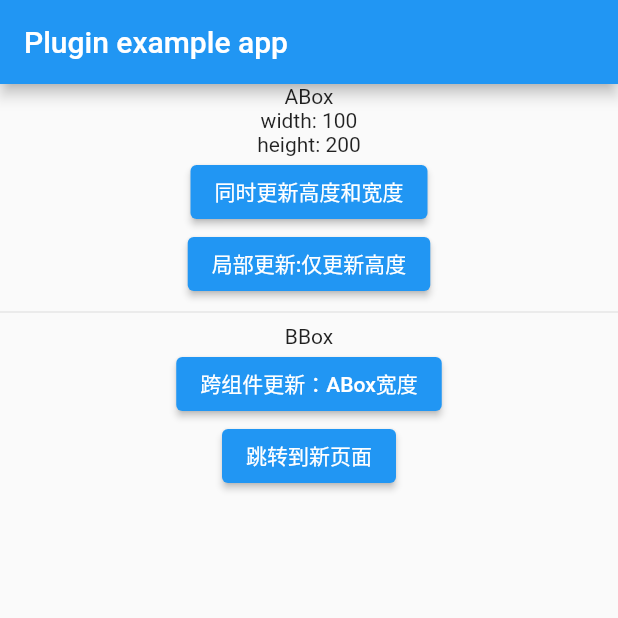
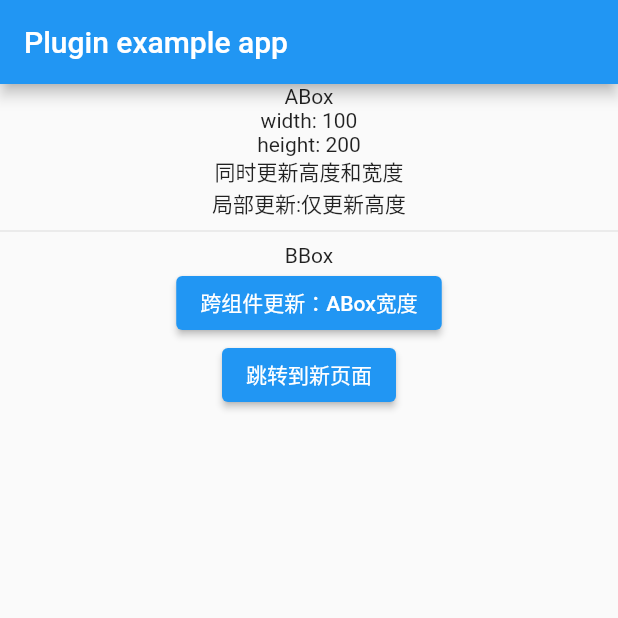
Before and after one commit to clong1995/state_widget, a Flutter app: the screen it shows after launch, on a phone screen of 412 x 824 dp, the top half of it. Run offline on Flutter 3.47's test engine with Material 2 defaults, Android fonts, the phone set to English and light mode, and no system bars.

Commit message:
提交代码

```diff
--- a/example/lib/pages/a_box/page.dart
+++ b/example/lib/pages/a_box/page.dart
@@ -19,12 +19,12 @@ class ABoxPage extends StatelessWidget {
               id: "height",
               builder: () => Text("height: ${logic.state.height}"),
             ),
-            ElevatedButton(
-              onPressed: logic.onWidthAndHeightPressed,
+            GestureDetector(
+              onTap: logic.onWidthAndHeightPressed,
               child: const Text("同时更新高度和宽度"),
             ),
-            ElevatedButton(
-              onPressed: logic.onHeightPressed,
+            GestureDetector(
+              onTap: logic.onHeightPressed,
               child: const Text("局部更新:仅更新高度"),
             ),
           ],
--- a/lib/logic.dart
+++ b/lib/logic.dart
@@ -3,9 +3,7 @@ import 'package:flutter/material.dart';
 import 'logic_dict.dart';
 
 abstract class Logic<T, E> {
-  final Map<String, void Function()> _updateDict = {
-    "a": () {},
-  };
+  final Map<String, void Function()> _updateDict = {};
 
   late E _state;
 
@@ -28,7 +26,6 @@ abstract class Logic<T, E> {
   S? find<S>() => LogicDict.get<S>();
 
   void initDict(void Function() update) {
-    // print(_updateDict.hashCode);
     if (_updateDict.containsKey("_")) {
       return;
     }
@@ -36,7 +33,6 @@ abstract class Logic<T, E> {
   }
 
   void update([List<String>? ids]) {
-    // print(_updateDict.hashCode);
     if (ids != null) {
       _updateDict.forEach((key, func) {
         if (ids.contains(key)) func.call();
```
Also changed, not shown: 1 other file.
